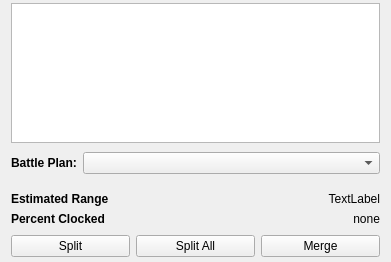
This is QtClient/fleet_composition_widget.ui in vkholodkov/freestars as Qt 5 draws it before an edit. The edited form follows.
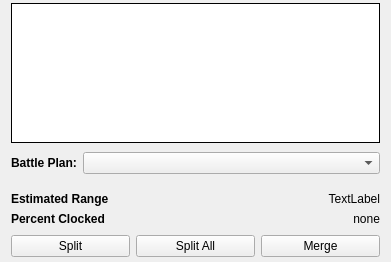
This is the edited form.

```diff
--- a/QtClient/fleet_composition_widget.ui
+++ b/QtClient/fleet_composition_widget.ui
@@ -24,7 +24,17 @@
     <number>5</number>
    </property>
    <item>
-    <widget class="QTableView" name="tableView"/>
+    <widget class="QTableView" name="tableView">
+     <property name="styleSheet">
+      <string notr="true">background-color: white</string>
+     </property>
+     <property name="frameShape">
+      <enum>QFrame::Box</enum>
+     </property>
+     <property name="frameShadow">
+      <enum>QFrame::Plain</enum>
+     </property>
+    </widget>
    </item>
    <item>
     <widget class="QWidget" name="widget_2" native="true">
```
